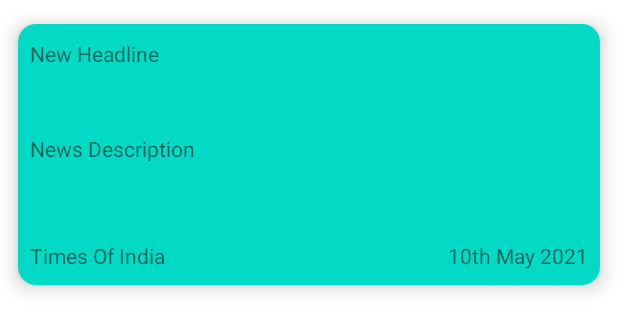
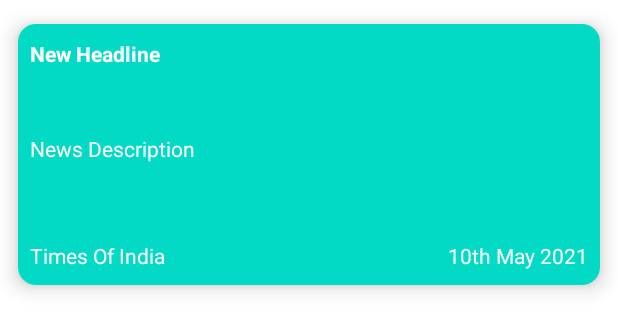
Before and after one commit to shahharshil0/trending-news, an Android app: the layout list_news_item.xml on its own in the app's theme, with its tools: preview values and no code run, on a phone screen of 412 x 824 dp. Shown: the top 331 px of the screen. Run offline under Robolectric (Android 15) with nearby library versions, the phone set to English and light mode, and no system bars; network calls fail.

Commit message:
added custom text color for description page tweaked ui a little

```diff
--- a/app/src/main/java/com/harshil/trendingnews/repository/NewsListRepository.kt
+++ b/app/src/main/java/com/harshil/trendingnews/repository/NewsListRepository.kt
@@ -24,9 +24,8 @@ class NewsListRepository @Inject constructor(
         return Pager(
             config = PagingConfig(
                 pageSize = NETWORK_PAGE_SIZE,
-                prefetchDistance = 1,
-                enablePlaceholders = false,
-                initialLoadSize = 10
+                prefetchDistance = 2,
+                enablePlaceholders = false
             ),
             remoteMediator = NewsListRemoteMediator(
                 newsDao = newsDatabase.newsDao(),
--- a/app/src/main/res/layout/fragment_news_detail.xml
+++ b/app/src/main/res/layout/fragment_news_detail.xml
@@ -32,6 +32,7 @@
         android:layout_marginStart="@dimen/d_16"
         android:layout_marginEnd="@dimen/d_16"
         android:layout_marginBottom="@dimen/d_16"
+        android:textColor="@color/white"
         android:textSize="@dimen/s_16"
         android:textStyle="bold"
         app:layout_constraintBottom_toBottomOf="@id/iv_news_image"
@@ -44,6 +45,7 @@
         android:layout_width="0dp"
         android:layout_height="wrap_content"
         android:layout_marginTop="@dimen/d_16"
+        android:textColor="@color/custom_text_color"
         app:layout_constraintEnd_toEndOf="@id/tv_news_source"
         app:layout_constraintStart_toStartOf="@id/tv_news_source"
         app:layout_constraintTop_toBottomOf="@id/iv_news_image"
@@ -54,6 +56,7 @@
         android:layout_width="0dp"
         android:layout_height="wrap_content"
         android:layout_marginTop="@dimen/d_16"
+        android:textColor="@color/custom_text_color"
         app:layout_constraintEnd_toEndOf="@id/tv_news_source"
         app:layout_constraintStart_toStartOf="@id/tv_news_source"
         app:layout_constraintTop_toBottomOf="@id/tv_news_headline"
--- a/app/src/main/res/layout/list_news_item.xml
+++ b/app/src/main/res/layout/list_news_item.xml
@@ -40,6 +40,8 @@
             android:maxLines="3"
             android:minLines="3"
             android:textAlignment="textStart"
+            android:textColor="@color/white"
+            android:textStyle="bold"
             app:layout_constraintEnd_toEndOf="parent"
             app:layout_constraintStart_toStartOf="parent"
             app:layout_constraintTop_toTopOf="parent"
@@ -54,6 +56,7 @@
             android:maxLines="3"
             android:minLines="3"
             android:textAlignment="textStart"
+            android:textColor="@color/white"
             app:layout_constraintEnd_toEndOf="@id/tv_news_headline"
             app:layout_constraintStart_toStartOf="@id/tv_news_headline"
             app:layout_constraintTop_toBottomOf="@id/tv_news_headline"
@@ -65,6 +68,7 @@
             android:layout_height="wrap_content"
             android:layout_marginTop="20dp"
             android:layout_marginBottom="@dimen/news_list_content_top_bottom_padding"
+            android:textColor="@color/white"
             app:layout_constraintBottom_toBottomOf="parent"
             app:layout_constraintStart_toStartOf="@id/tv_news_headline"
             app:layout_constraintTop_toBottomOf="@id/tv_news_description"
@@ -74,6 +78,7 @@
             android:id="@+id/tv_publish_time"
             android:layout_width="wrap_content"
             android:layout_height="wrap_content"
+            android:textColor="@color/white"
             app:layout_constraintBottom_toBottomOf="@id/tv_news_source"
             app:layout_constraintEnd_toEndOf="@id/tv_news_headline"
             app:layout_constraintTop_toTopOf="@id/tv_news_source"
--- a/app/src/main/res/values/colors.xml
+++ b/app/src/main/res/values/colors.xml
@@ -7,4 +7,5 @@
     <color name="teal_700">#FF018786</color>
     <color name="black">#FF000000</color>
     <color name="white">#FFFFFFFF</color>
+    <color name="custom_text_color">@color/black</color>
 </resources>
```
